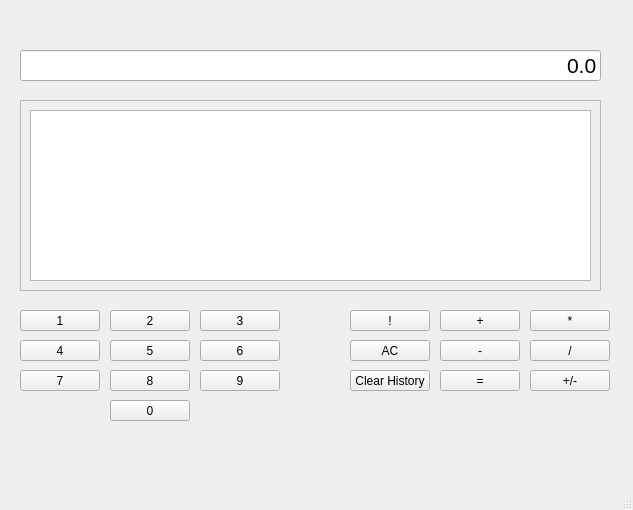
ioganXVII/Qt_Calculator, file calculator.ui: the form before one commit.
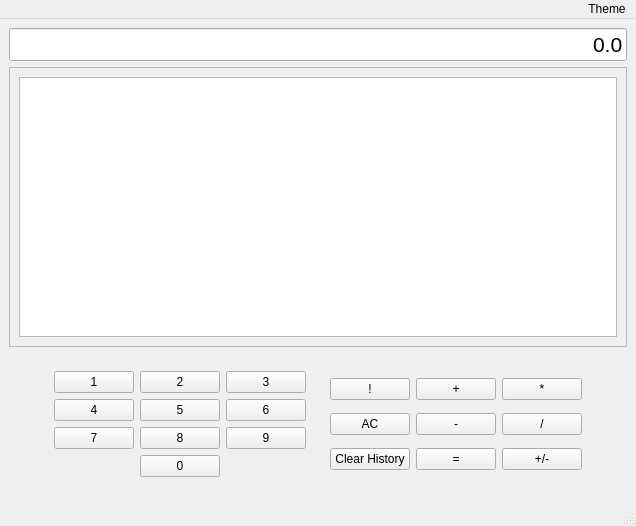
The form after the commit.

Commit message: Dark Mode is added. Capability to increase window size is added.

Patch:
```diff
--- a/calculator.ui
+++ b/calculator.ui
@@ -9,8 +9,8 @@
    <rect>
     <x>0</x>
     <y>0</y>
-    <width>633</width>
-    <height>510</height>
+    <width>636</width>
+    <height>526</height>
    </rect>
   </property>
   <property name="minimumSize">
@@ -19,51 +19,13 @@
     <height>510</height>
    </size>
   </property>
-  <property name="maximumSize">
-   <size>
-    <width>633</width>
-    <height>510</height>
-   </size>
-  </property>
   <property name="windowTitle">
    <string>Calculator</string>
   </property>
   <widget class="QWidget" name="centralwidget">
-   <widget class="QPushButton" name="Button1">
-    <property name="geometry">
-     <rect>
-      <x>20</x>
-      <y>310</y>
-      <width>80</width>
-      <height>21</height>
-     </rect>
-    </property>
-    <property name="styleSheet">
-     <string notr="true">QPushButto{
-	background-color: #CACACA;
-	border: 1px solid gray;
-	padding: 5px;
-}
-
-QPushButton::pressed{
-	background-color: #A9A9A9;
-	border: 1px solid gray;
-	padding: 5px;
-}</string>
-    </property>
-    <property name="text">
-     <string>1</string>
-    </property>
-   </widget>
+   <layout class="QGridLayout" name="gridLayout">
+    <item row="0" column="0" colspan="3">
    <widget class="QLineEdit" name="Display">
-    <property name="geometry">
-     <rect>
-      <x>20</x>
-      <y>50</y>
-      <width>581</width>
-      <height>31</height>
-     </rect>
-    </property>
     <property name="font">
      <font>
       <pointsize>16</pointsize>
@@ -82,15 +44,73 @@
      <bool>true</bool>
     </property>
    </widget>
+    </item>
+    <item row="1" column="0" colspan="3">
+     <widget class="QScrollArea" name="scrollAreaHistory">
+      <property name="widgetResizable">
+       <bool>true</bool>
+      </property>
+      <widget class="QWidget" name="scrollAreaWidgetContents">
+       <property name="geometry">
+        <rect>
+         <x>0</x>
+         <y>0</y>
+         <width>612</width>
+         <height>198</height>
+        </rect>
+       </property>
+       <layout class="QVBoxLayout" name="verticalLayout">
+        <item>
+         <widget class="QPlainTextEdit" name="History">
+          <property name="readOnly">
+           <bool>true</bool>
+          </property>
+         </widget>
+        </item>
+       </layout>
+      </widget>
+     </widget>
+    </item>
+    <item row="2" column="1">
+     <widget class="QFrame" name="frame">
+      <property name="frameShape">
+       <enum>QFrame::NoFrame</enum>
+      </property>
+      <property name="frameShadow">
+       <enum>QFrame::Raised</enum>
+      </property>
+      <layout class="QHBoxLayout" name="horizontalLayout">
+       <item>
+        <widget class="QFrame" name="frame_numbers">
+         <property name="frameShape">
+          <enum>QFrame::NoFrame</enum>
+         </property>
+         <property name="frameShadow">
+          <enum>QFrame::Raised</enum>
+         </property>
+         <layout class="QGridLayout" name="gridLayout_5">
+          <item row="0" column="0">
+           <widget class="QPushButton" name="Button1">
+            <property name="styleSheet">
+             <string notr="true">QPushButto{
+	background-color: #CACACA;
+	border: 1px solid gray;
+	padding: 5px;
+}
+
+QPushButton::pressed{
+	background-color: #A9A9A9;
+	border: 1px solid gray;
+	padding: 5px;
+}</string>
+            </property>
+            <property name="text">
+             <string>1</string>
+            </property>
+           </widget>
+          </item>
+          <item row="0" column="1">
    <widget class="QPushButton" name="Button2">
-    <property name="geometry">
-     <rect>
-      <x>110</x>
-      <y>310</y>
-      <width>80</width>
-      <height>21</height>
-     </rect>
-    </property>
     <property name="styleSheet">
      <string notr="true">QPushButto{
 	background-color: #CACACA;
@@ -108,15 +128,9 @@
      <string>2</string>
     </property>
    </widget>
+          </item>
+          <item row="0" column="2">
    <widget class="QPushButton" name="Button3">
-    <property name="geometry">
-     <rect>
-      <x>200</x>
-      <y>310</y>
-      <width>80</width>
-      <height>21</height>
-     </rect>
-    </property>
     <property name="styleSheet">
      <string notr="true">QPushButto{
 	background-color: #CACACA;
@@ -134,15 +148,9 @@
      <string>3</string>
     </property>
    </widget>
+          </item>
+          <item row="1" column="0">
    <widget class="QPushButton" name="Button4">
-    <property name="geometry">
-     <rect>
-      <x>20</x>
-      <y>340</y>
-      <width>80</width>
-      <height>21</height>
-     </rect>
-    </property>
     <property name="styleSheet">
      <string notr="true">QPushButto{
 	background-color: #CACACA;
@@ -160,15 +168,9 @@
      <string>4</string>
     </property>
    </widget>
+          </item>
+          <item row="1" column="1">
    <widget class="QPushButton" name="Button5">
-    <property name="geometry">
-     <rect>
-      <x>110</x>
-      <y>340</y>
-      <width>80</width>
-      <height>21</height>
-     </rect>
-    </property>
     <property name="styleSheet">
      <string notr="true">QPushButto{
 	background-color: #CACACA;
@@ -186,15 +188,9 @@
      <string>5</string>
     </property>
    </widget>
+          </item>
+          <item row="1" column="2">
    <widget class="QPushButton" name="Button6">
-    <property name="geometry">
-     <rect>
-      <x>200</x>
-      <y>340</y>
-      <width>80</width>
-      <height>21</height>
-     </rect>
-    </property>
     <property name="styleSheet">
      <string notr="true">QPushButto{
 	background-color: #CACACA;
@@ -212,15 +208,9 @@
      <string>6</string>
     </property>
    </widget>
+          </item>
+          <item row="2" column="0">
    <widget class="QPushButton" name="Button7">
-    <property name="geometry">
-     <rect>
-      <x>20</x>
-      <y>370</y>
-      <width>80</width>
-      <height>21</height>
-     </rect>
-    </property>
     <property name="styleSheet">
      <string notr="true">QPushButto{
 	background-color: #CACACA;
@@ -238,15 +228,9 @@
      <string>7</string>
     </property>
    </widget>
+          </item>
+          <item row="2" column="1">
    <widget class="QPushButton" name="Button8">
-    <property name="geometry">
-     <rect>
-      <x>110</x>
-      <y>370</y>
-      <width>80</width>
-      <height>21</height>
-     </rect>
-    </property>
     <property name="styleSheet">
      <string notr="true">QPushButto{
 	background-color: #CACACA;
@@ -264,15 +248,9 @@
      <string>8</string>
     </property>
    </widget>
+          </item>
+          <item row="2" column="2">
    <widget class="QPushButton" name="Button9">
-    <property name="geometry">
-     <rect>
-      <x>200</x>
-      <y>370</y>
-      <width>80</width>
-      <height>21</height>
-     </rect>
-    </property>
     <property name="styleSheet">
      <string notr="true">QPushButto{
 	background-color: #CACACA;
@@ -290,15 +268,9 @@
      <string>9</string>
     </property>
    </widget>
+          </item>
+          <item row="3" column="1">
    <widget class="QPushButton" name="Button0">
-    <property name="geometry">
-     <rect>
-      <x>110</x>
-      <y>400</y>
-      <width>80</width>
-      <height>21</height>
-     </rect>
-    </property>
     <property name="styleSheet">
      <string notr="true">QPushButto{
 	background-color: #CACACA;
@@ -316,165 +288,110 @@
      <string>0</string>
     </property>
    </widget>
+          </item>
+         </layout>
+        </widget>
+       </item>
+       <item>
+        <widget class="QFrame" name="frame_signs">
+         <property name="frameShape">
+          <enum>QFrame::NoFrame</enum>
+         </property>
+         <property name="frameShadow">
+          <enum>QFrame::Raised</enum>
+         </property>
+         <layout class="QGridLayout" name="gridLayout_3">
+          <item row="0" column="0">
+           <widget class="QPushButton" name="Factorial">
+            <property name="text">
+             <string>!</string>
+            </property>
+           </widget>
+          </item>
+          <item row="0" column="1">
    <widget class="QPushButton" name="Add">
-    <property name="geometry">
-     <rect>
-      <x>440</x>
-      <y>310</y>
-      <width>80</width>
-      <height>21</height>
-     </rect>
-    </property>
     <property name="text">
      <string>+</string>
     </property>
    </widget>
-   <widget class="QPushButton" name="Subtract">
-    <property name="geometry">
-     <rect>
-      <x>440</x>
-      <y>340</y>
-      <width>80</width>
-      <height>21</height>
-     </rect>
-    </property>
-    <property name="text">
-     <string>-</string>
-    </property>
-   </widget>
+          </item>
+          <item row="0" column="2">
    <widget class="QPushButton" name="Multiply">
-    <property name="geometry">
-     <rect>
-      <x>530</x>
-      <y>310</y>
-      <width>80</width>
-      <height>21</height>
-     </rect>
-    </property>
     <property name="text">
      <string>*</string>
     </property>
    </widget>
+          </item>
+          <item row="1" column="0">
+           <widget class="QPushButton" name="Clear">
+            <property name="text">
+             <string>AC</string>
+            </property>
+           </widget>
+          </item>
+          <item row="1" column="1">
+           <widget class="QPushButton" name="Subtract">
+            <property name="text">
+             <string>-</string>
+            </property>
+           </widget>
+          </item>
+          <item row="1" column="2">
    <widget class="QPushButton" name="Divide">
-    <property name="geometry">
-     <rect>
-      <x>530</x>
-      <y>340</y>
-      <width>80</width>
-      <height>21</height>
-     </rect>
-    </property>
     <property name="text">
      <string>/</string>
     </property>
    </widget>
+          </item>
+          <item row="2" column="0">
+           <widget class="QPushButton" name="ClearHistory">
+            <property name="text">
+             <string>Clear History</string>
+            </property>
+           </widget>
+          </item>
+          <item row="2" column="1">
    <widget class="QPushButton" name="Equals">
-    <property name="geometry">
-     <rect>
-      <x>440</x>
-      <y>370</y>
-      <width>80</width>
-      <height>21</height>
-     </rect>
-    </property>
     <property name="text">
      <string>=</string>
     </property>
    </widget>
-   <widget class="QPushButton" name="Clear">
-    <property name="geometry">
-     <rect>
-      <x>350</x>
-      <y>340</y>
-      <width>80</width>
-      <height>21</height>
-     </rect>
-    </property>
-    <property name="text">
-     <string>AC</string>
-    </property>
-   </widget>
+          </item>
+          <item row="2" column="2">
    <widget class="QPushButton" name="ChangeSign">
-    <property name="geometry">
-     <rect>
-      <x>530</x>
-      <y>370</y>
-      <width>80</width>
-      <height>21</height>
-     </rect>
-    </property>
     <property name="text">
      <string>+/-</string>
     </property>
    </widget>
-   <widget class="QPushButton" name="Factorial">
-    <property name="geometry">
-     <rect>
-      <x>350</x>
-      <y>310</y>
-      <width>80</width>
-      <height>21</height>
-     </rect>
-    </property>
-    <property name="text">
-     <string>!</string>
-    </property>
-   </widget>
-   <widget class="QScrollArea" name="scrollAreaHistory">
-    <property name="geometry">
-     <rect>
-      <x>20</x>
-      <y>100</y>
-      <width>581</width>
-      <height>191</height>
-     </rect>
-    </property>
-    <property name="widgetResizable">
-     <bool>true</bool>
-    </property>
-    <widget class="QWidget" name="scrollAreaWidgetContents">
-     <property name="geometry">
-      <rect>
-       <x>0</x>
-       <y>0</y>
-       <width>579</width>
-       <height>189</height>
-      </rect>
-     </property>
-     <layout class="QVBoxLayout" name="verticalLayout">
-      <item>
-       <widget class="QPlainTextEdit" name="History">
-        <property name="readOnly">
-         <bool>true</bool>
-        </property>
-       </widget>
+          </item>
+         </layout>
+        </widget>
       </item>
      </layout>
     </widget>
-   </widget>
-   <widget class="QPushButton" name="ClearHistory">
-    <property name="geometry">
-     <rect>
-      <x>350</x>
-      <y>370</y>
-      <width>80</width>
-      <height>21</height>
-     </rect>
-    </property>
-    <property name="text">
-     <string>Clear History</string>
-    </property>
-   </widget>
+    </item>
+   </layout>
   </widget>
   <widget class="QMenuBar" name="menubar">
    <property name="geometry">
     <rect>
      <x>0</x>
      <y>0</y>
-     <width>633</width>
-     <height>20</height>
+     <width>636</width>
+     <height>28</height>
     </rect>
    </property>
+   <property name="layoutDirection">
+    <enum>Qt::RightToLeft</enum>
+   </property>
+   <widget class="QMenu" name="menuTheme">
+    <property name="title">
+     <string>Theme</string>
+    </property>
+    <addaction name="actionDark_Mode"/>
+    <addaction name="actionLight_Mode"/>
+   </widget>
+   <addaction name="menuTheme"/>
   </widget>
   <widget class="QStatusBar" name="statusbar"/>
  </widget>
```
Left out of the diff: 13 changed lines with no effect on the pictures. Lines whose indentation alone changed are shown as unchanged. The commit also changes 2 other files.
